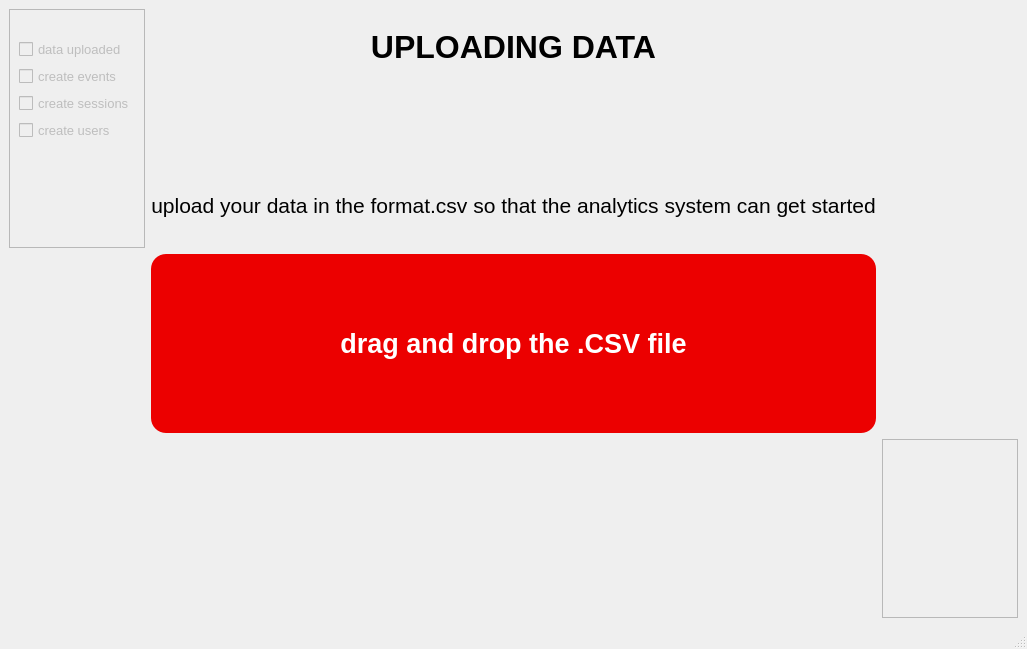
SpectreCom444/AppMetrica-data-visualization-system, file ui/data-loader.ui: the form before one commit.
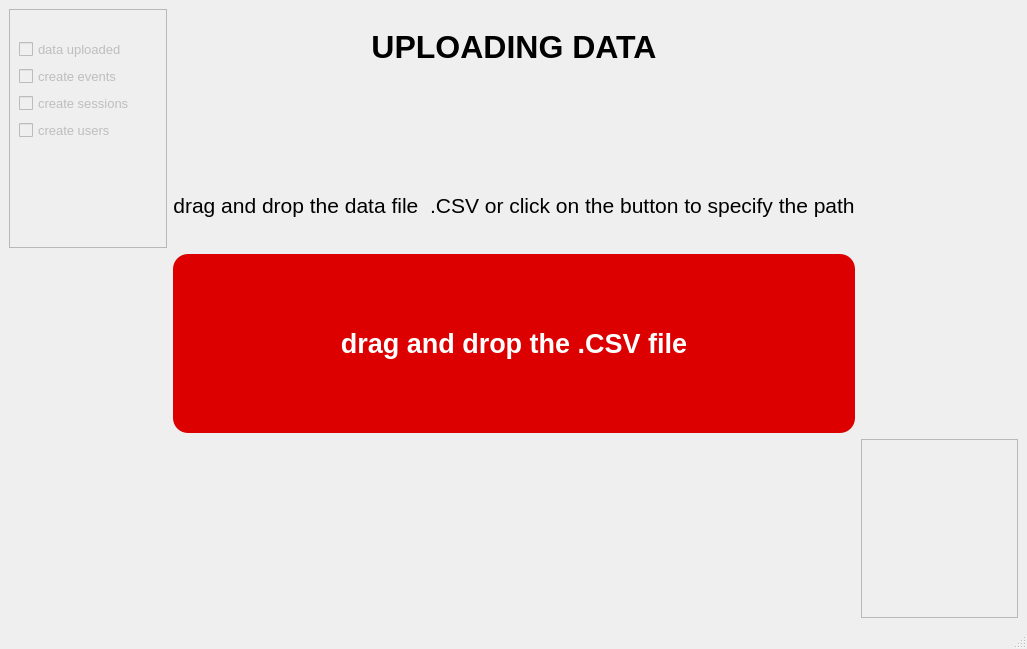
The form after the commit.

Patch:
```diff
--- a/ui/data-loader.ui
+++ b/ui/data-loader.ui
@@ -38,9 +38,9 @@
          <bool>true</bool>
         </property>
         <property name="styleSheet">
-         <string notr="true">background-color: rgb(236, 0, 0);
+         <string notr="true">background-color: rgb(220, 0, 0);
 border-radius: 15px;
-</string>
+selection-color: rgb(255, 255, 255);</string>
         </property>
         <property name="frameShape">
          <enum>QFrame::WinPanel</enum>
@@ -71,7 +71,21 @@
               <cursorShape>ArrowCursor</cursorShape>
              </property>
              <property name="styleSheet">
-              <string notr="true">color: rgb(255, 255, 255);</string>
+              <string notr="true">color: rgb(255, 255, 255);
+selection-color: rgb(255, 255, 255);
+border-color: rgb(85, 0, 0);</string>
+             </property>
+             <property name="frameShape">
+              <enum>QFrame::Panel</enum>
+             </property>
+             <property name="frameShadow">
+              <enum>QFrame::Raised</enum>
+             </property>
+             <property name="lineWidth">
+              <number>20</number>
+             </property>
+             <property name="midLineWidth">
+              <number>20</number>
              </property>
              <property name="text">
               <string>drag and drop the .CSV file</string>
@@ -180,7 +194,7 @@
            </font>
           </property>
           <property name="text">
-           <string>upload your data in the format.csv so that the analytics system can get started</string>
+           <string>drag and drop the data file  .CSV or click on the button to specify the path</string>
           </property>
           <property name="alignment">
            <set>Qt::AlignCenter</set>
```
